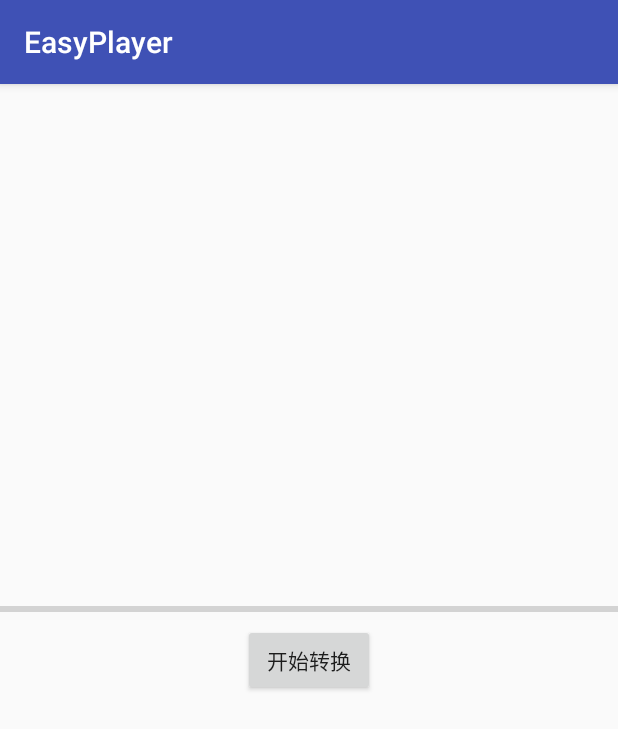
After one commit to zxb3121999/easyPlayer, an Android app: the TransformActivity screen opened directly, with no data from a screen before it, on a phone screen of 412 x 824 dp. The commit adds this screen. Shown: the top 729 px of the screen. Run offline under Robolectric (Android 15) with nearby library versions, the phone set to English and light mode, and no system bars.

Commit message:
1.优化视频转换
Change-Id: I164d1840ce1d87282580e82334fb6a79128a9639

```diff
--- a/app/src/main/AndroidManifest.xml
+++ b/app/src/main/AndroidManifest.xml
@@ -22,7 +22,7 @@
       android:label="@string/app_name"
       android:supportsRtl="true"
       android:theme="@style/AppTheme">
-    <activity android:name=".MainActivity"></activity>
+    <activity android:name=".MainActivity" />
     <activity android:name=".RecorderActivity">
 
       <!-- <intent-filter> -->
@@ -41,7 +41,8 @@
     </activity>
     <activity
         android:name=".LoginActivity"
-        android:label="@string/title_activity_login"></activity>
+        android:label="@string/title_activity_login" />
+    <activity android:name=".TransformActivity"></activity>
   </application>
 
 </manifest>
--- a/app/src/main/java/cn/jx/easyplayer/LauncherActivity.kt
+++ b/app/src/main/java/cn/jx/easyplayer/LauncherActivity.kt
@@ -19,9 +19,9 @@ class LauncherActivity : AppCompatActivity() {
   }
   private var listener:OnClickListener = OnClickListener {
     when(it.id){
-      R.id.play->startActivity(Intent(this,MainActivity::class.java))
-      R.id.recorder->startActivity(Intent(this,RecorderActivity::class.java))
-      R.id.transform->startActivity(Intent(this,MainActivity::class.java))
+      R.id.play->startActivity(Intent(this@LauncherActivity,MainActivity::class.java))
+      R.id.recorder->startActivity(Intent(this@LauncherActivity,RecorderActivity::class.java))
+      R.id.transform->startActivity(Intent(this@LauncherActivity,TransformActivity::class.java))
     }
   }
 }
--- /dev/null
+++ b/app/src/main/java/cn/jx/easyplayer/TransformActivity.kt
@@ -0,0 +1,33 @@
+package cn.jx.easyplayer
+
+import android.os.Bundle
+import android.support.design.widget.Snackbar
+import android.support.v7.app.AppCompatActivity
+import cn.jx.easyplayerlib.transform.TransformUtils
+import cn.jx.easyplayerlib.util.RawAssetsUtil
+import kotlinx.android.synthetic.main.activity_transform.progressBar
+import kotlinx.android.synthetic.main.activity_transform.start
+
+class TransformActivity : AppCompatActivity() {
+  private var isRunning = false
+  override fun onCreate(savedInstanceState: Bundle?) {
+    super.onCreate(savedInstanceState)
+    setContentView(R.layout.activity_transform)
+    start.setOnClickListener {
+      if (!isRunning){
+        isRunning = true
+        val transformUtils = TransformUtils()
+        transformUtils.setOnProgressLintener { progress ->
+          progressBar.progress = progress
+        }
+        transformUtils.setCompletedListener { isRunning = false }
+        transformUtils.setOnErrorListener { errorCode, ffmpegCode, msg ->
+          isRunning = false
+          Snackbar.make(it,String.format("%s:errorCode:%d",msg,errorCode),Snackbar.LENGTH_SHORT).show()
+        }
+        val assetsPath = RawAssetsUtil.getAssetsFilePath(this@TransformActivity, "add_wire.png")
+        transformUtils.transform("/storage/emulated/0/tencent/MicroMsg/Weixin/test.mp4", "/storage/emulated/0/test.mp4", 0, 0, 0, 0, 0, String.format("movie=%s[wm];[in]boxblur=2:1:cr=0:ar=0,colorchannelmixer=.3:.4:.3:0:.3:.4:.3:0:.3:.4:.3[main];[main][wm]overlay=20:20[out]", assetsPath))
+      }
+    }
+  }
+}
--- /dev/null
+++ b/app/src/main/res/layout/activity_transform.xml
@@ -0,0 +1,29 @@
+<?xml version="1.0" encoding="utf-8"?>
+<android.support.constraint.ConstraintLayout xmlns:android="http://schemas.android.com/apk/res/android"
+    xmlns:app="http://schemas.android.com/apk/res-auto"
+    xmlns:tools="http://schemas.android.com/tools"
+    android:layout_width="match_parent"
+    android:layout_height="match_parent"
+    tools:context=".TransformActivity"
+    >
+    <Button
+        android:id="@+id/start"
+        android:layout_width="wrap_content"
+        android:layout_height="wrap_content"
+        android:text="开始转换"
+        app:layout_constraintTop_toTopOf="parent"
+        app:layout_constraintBottom_toBottomOf="parent"
+        app:layout_constraintLeft_toLeftOf="parent"
+        app:layout_constraintRight_toRightOf="parent"
+        />
+    <ProgressBar
+        android:id="@+id/progressBar"
+        android:layout_width="0dp"
+        android:layout_height="20dp"
+        app:layout_constraintLeft_toLeftOf="parent"
+        app:layout_constraintRight_toRightOf="parent"
+        app:layout_constraintBottom_toTopOf="@id/start"
+        app:layout_goneMarginBottom="20dp"
+        style="@style/Widget.AppCompat.ProgressBar.Horizontal"
+        />
+</android.support.constraint.ConstraintLayout>
--- a/build.gradle
+++ b/build.gradle
@@ -9,7 +9,7 @@ buildscript {
       google()
     }
     dependencies {
-        classpath 'com.android.tools.build:gradle:3.1.3'
+        classpath 'com.android.tools.build:gradle:3.1.4'
         classpath 'com.jfrog.bintray.gradle:gradle-bintray-plugin:1.4'
         classpath 'com.github.dcendents:android-maven-gradle-plugin:1.5'
         // NOTE: Do not place your application dependencies here; they belong
--- a/easyplayerlib/src/main/java/cn/jx/easyplayerlib/player/EasyMediaPlayer.kt
+++ b/easyplayerlib/src/main/java/cn/jx/easyplayerlib/player/EasyMediaPlayer.kt
@@ -41,7 +41,6 @@ class EasyMediaPlayer : AbstractMediaPlayer() {
     }
     true
   })
-
   override val isPlaying: Boolean
     external get
 
@@ -262,5 +261,4 @@ class EasyMediaPlayer : AbstractMediaPlayer() {
     private val MEDIA_INFO = 200
   }
 
-
 }
```
Also changed, not shown: app/src/main/java/cn/jx/easyplayer/MainActivity.kt (+2 -23 lines), app/src/main/res/layout/activity_main.xml (+3 -8 lines), easyplayerlib/src/main/java/cn/jx/easyplayerlib/transform/TransformUtils.kt (+14 -2 lines), app/build.gradle (line endings or trailing spaces), 8 other files.
